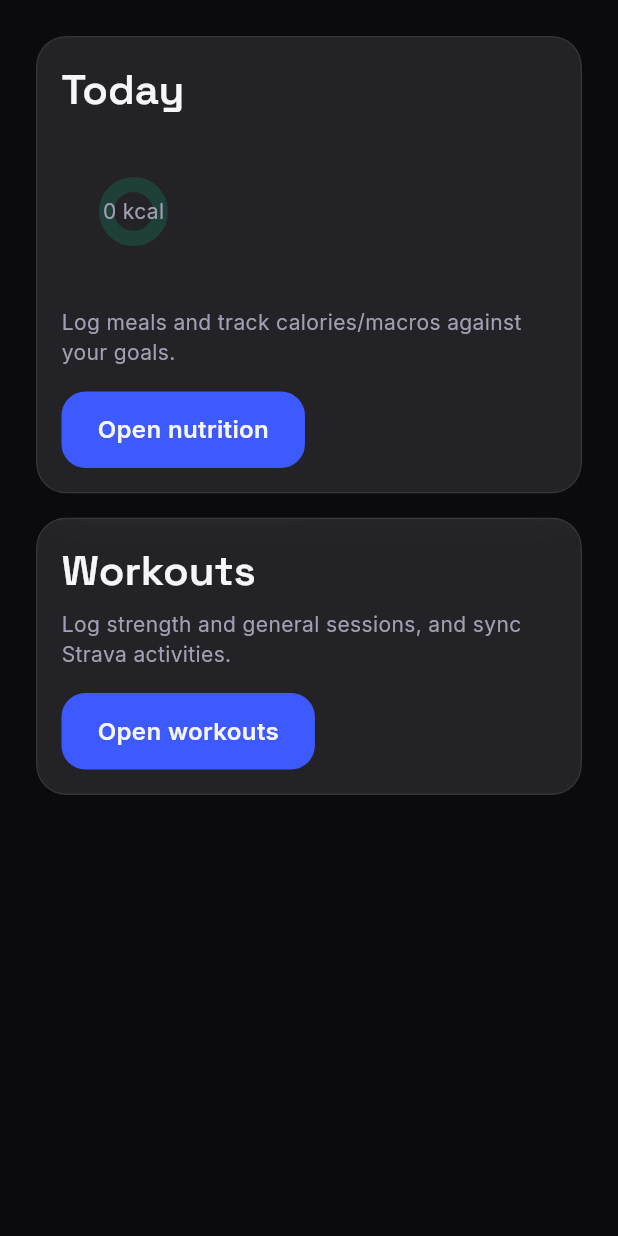
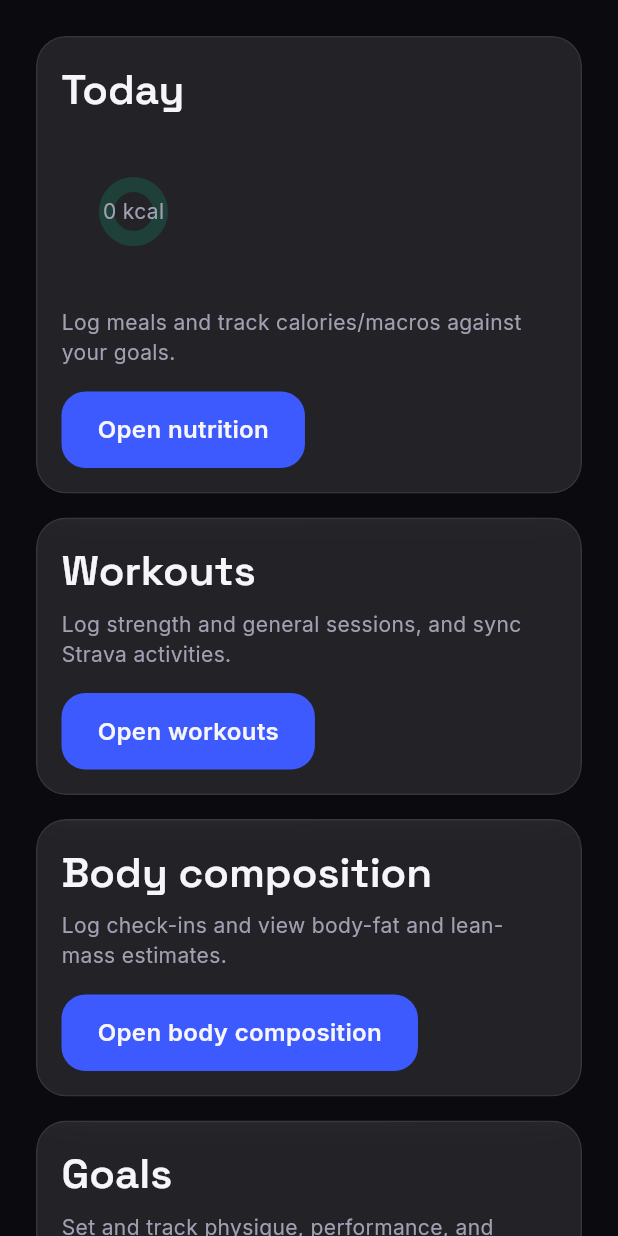
Before and after one commit to KirthikVenkatram/Snorlax, a Flutter app: the DashboardScreen screen opened by its route, on a phone screen of 412 x 824 dp. Run offline on Flutter 3.47's test engine with Material 3 defaults, Android fonts, the phone set to English and light mode, and no system bars; our stand-ins replace cloud_firestore, cloud_functions, firebase_auth, firebase_core, fl_chart, flutter_riverpod and 4 more; missing offline and left inert: flutter_web_auth_2; accounts and stored records are empty.

Commit message:
Integrate body composition and goals

```diff
--- a/lib/features/dashboard/presentation/dashboard_screen.dart
+++ b/lib/features/dashboard/presentation/dashboard_screen.dart
@@ -54,6 +54,38 @@ class DashboardScreen extends StatelessWidget {
                   ],
                 ),
               ),
+              const SizedBox(height: 16),
+              GlassCard(
+                child: Column(
+                  crossAxisAlignment: CrossAxisAlignment.start,
+                  children: [
+                    Text('Body composition', style: Theme.of(context).textTheme.headlineMedium),
+                    const SizedBox(height: 8),
+                    const Text('Log check-ins and view body-fat and lean-mass estimates.'),
+                    const SizedBox(height: 16),
+                    PrimaryButton(
+                      label: 'Open body composition',
+                      onPressed: () => GoRouter.of(context).push('/body'),
+                    ),
+                  ],
+                ),
+              ),
+              const SizedBox(height: 16),
+              GlassCard(
+                child: Column(
+                  crossAxisAlignment: CrossAxisAlignment.start,
+                  children: [
+                    Text('Goals', style: Theme.of(context).textTheme.headlineMedium),
+                    const SizedBox(height: 8),
+                    const Text('Set and track physique, performance, and primary goals.'),
+                    const SizedBox(height: 16),
+                    PrimaryButton(
+                      label: 'Open goals',
+                      onPressed: () => GoRouter.of(context).push('/goals'),
+                    ),
+                  ],
+                ),
+              ),
             ],
           ),
         ),
```
Also changed, not shown: lib/core/router/app_router.dart (+59 -1 lines), 2 other files.
